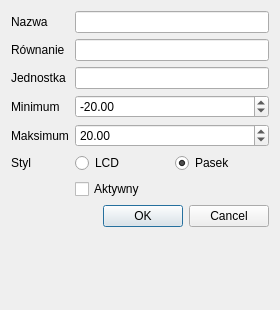
First picture: the form in interface/settingsdialog.ui, repository Kuszki/AVR-Sensors, before the edit.
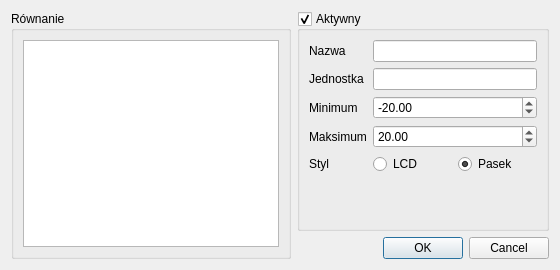
Second picture: the form after the edit. Icons and pictures are not drawn.

Patch:
```diff
--- a/interface/settingsdialog.ui
+++ b/interface/settingsdialog.ui
@@ -9,20 +9,14 @@
    <rect>
     <x>0</x>
     <y>0</y>
-    <width>280</width>
-    <height>310</height>
+    <width>560</width>
+    <height>270</height>
    </rect>
   </property>
-  <property name="sizePolicy">
-   <sizepolicy hsizetype="Fixed" vsizetype="Fixed">
-    <horstretch>0</horstretch>
-    <verstretch>0</verstretch>
-   </sizepolicy>
-  </property>
-  <property name="maximumSize">
+  <property name="minimumSize">
    <size>
-    <width>280</width>
-    <height>310</height>
+    <width>560</width>
+    <height>270</height>
    </size>
   </property>
   <property name="windowTitle">
@@ -35,7 +29,28 @@
   <property name="modal">
    <bool>true</bool>
   </property>
-  <layout class="QFormLayout" name="formLayout">
+  <layout class="QGridLayout" name="gridLayout">
+   <item row="0" column="1" rowspan="2">
+    <widget class="QGroupBox" name="Enabled">
+     <property name="sizePolicy">
+      <sizepolicy hsizetype="Preferred" vsizetype="Expanding">
+       <horstretch>0</horstretch>
+       <verstretch>0</verstretch>
+      </sizepolicy>
+     </property>
+     <property name="title">
+      <string>Aktywny</string>
+     </property>
+     <property name="flat">
+      <bool>false</bool>
+     </property>
+     <property name="checkable">
+      <bool>true</bool>
+     </property>
+     <property name="checked">
+      <bool>true</bool>
+     </property>
+     <layout class="QFormLayout" name="formLayout_2">
    <item row="0" column="0">
     <widget class="QLabel" name="labelName">
      <property name="text">
@@ -47,33 +62,23 @@
     <widget class="QLineEdit" name="Name"/>
    </item>
    <item row="1" column="0">
-    <widget class="QLabel" name="labelEqn">
-     <property name="text">
-      <string>Równanie</string>
-     </property>
-    </widget>
-   </item>
-   <item row="1" column="1">
-    <widget class="QLineEdit" name="Equation"/>
-   </item>
-   <item row="2" column="0">
     <widget class="QLabel" name="labelType">
      <property name="text">
       <string>Jednostka</string>
      </property>
     </widget>
    </item>
-   <item row="2" column="1">
+      <item row="1" column="1">
     <widget class="QLineEdit" name="Type"/>
    </item>
-   <item row="3" column="0">
+      <item row="2" column="0">
     <widget class="QLabel" name="labelMin">
      <property name="text">
       <string>Minimum</string>
      </property>
     </widget>
    </item>
-   <item row="3" column="1">
+      <item row="2" column="1">
     <widget class="QDoubleSpinBox" name="Min">
      <property name="minimum">
       <double>-1000.000000000000000</double>
@@ -86,14 +91,14 @@
      </property>
     </widget>
    </item>
-   <item row="4" column="0">
+      <item row="3" column="0">
     <widget class="QLabel" name="labelMax">
      <property name="text">
       <string>Maksimum</string>
      </property>
     </widget>
    </item>
-   <item row="4" column="1">
+      <item row="3" column="1">
     <widget class="QDoubleSpinBox" name="Max">
      <property name="minimum">
       <double>-1000.000000000000000</double>
@@ -106,14 +111,14 @@
      </property>
     </widget>
    </item>
-   <item row="6" column="0">
+      <item row="4" column="0">
     <widget class="QLabel" name="labelStyle">
      <property name="text">
       <string>Styl</string>
      </property>
     </widget>
    </item>
-   <item row="6" column="1">
+      <item row="4" column="1">
     <layout class="QHBoxLayout" name="horizontalLayout">
      <item>
       <widget class="QRadioButton" name="StyleLCD">
@@ -134,23 +139,10 @@
      </item>
     </layout>
    </item>
-   <item row="7" column="1">
-    <widget class="QCheckBox" name="Enabled">
-     <property name="sizePolicy">
-      <sizepolicy hsizetype="Expanding" vsizetype="Minimum">
-       <horstretch>0</horstretch>
-       <verstretch>0</verstretch>
-      </sizepolicy>
-     </property>
-     <property name="autoFillBackground">
-      <bool>false</bool>
-     </property>
-     <property name="text">
-      <string>Aktywny</string>
-     </property>
+     </layout>
     </widget>
    </item>
-   <item row="8" column="1">
+   <item row="2" column="1">
     <widget class="QDialogButtonBox" name="buttonBox">
      <property name="orientation">
       <enum>Qt::Horizontal</enum>
@@ -160,6 +152,28 @@
      </property>
     </widget>
    </item>
+   <item row="0" column="0" rowspan="3">
+    <widget class="QGroupBox" name="groupEquation">
+     <property name="sizePolicy">
+      <sizepolicy hsizetype="Expanding" vsizetype="Expanding">
+       <horstretch>0</horstretch>
+       <verstretch>0</verstretch>
+      </sizepolicy>
+     </property>
+     <property name="title">
+      <string>Równanie</string>
+     </property>
+     <layout class="QGridLayout" name="groupScript">
+      <item row="0" column="0">
+       <widget class="QPlainTextEdit" name="Equation">
+        <property name="tabStopWidth">
+         <number>10</number>
+        </property>
+       </widget>
+      </item>
+     </layout>
+    </widget>
+   </item>
   </layout>
  </widget>
  <resources>
```
Left out of the diff: 19 changed lines with no effect on the pictures. Lines whose indentation alone changed are shown as unchanged.
